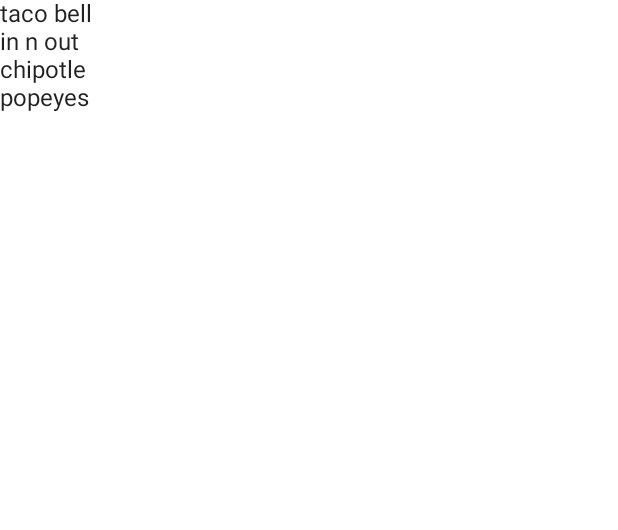
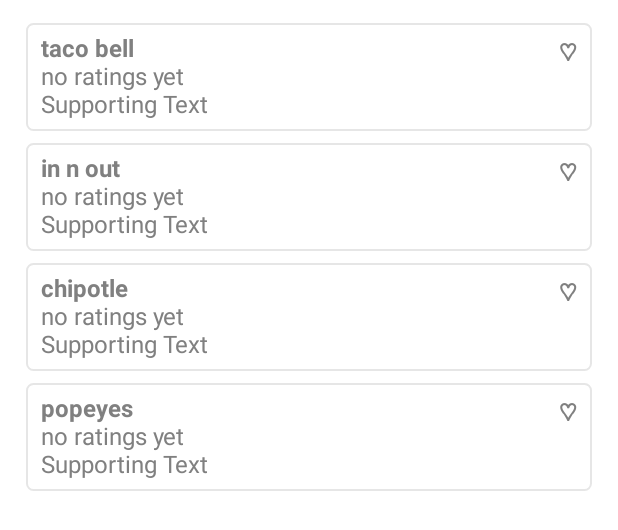
Before and after one commit to vlazzle/lunch, an Android app built with Jetpack Compose: the @Preview function DefaultPreview, on a phone screen of 412 x 824 dp. Shown: the top 530 px of the screen. Run offline under Robolectric (Android 15) with nearby library versions, the phone set to English and light mode, and no system bars; our stand-ins replace Dagger/Hilt's generated code.

Commit message:
start fleshing out place list item

```diff
--- a/app/src/main/java/com/alltrails/lunch/backend/NearbySearchResponse.kt
+++ b/app/src/main/java/com/alltrails/lunch/backend/NearbySearchResponse.kt
@@ -23,6 +23,9 @@ data class NearbySearchResponse(
         val name: String?,
         val geometry: Geometry? = null,
         val place_id: String? = null,
+        val rating: Float? = null,
+        val user_ratings_total: Int? = null,
+        val price_level: Int? = null,
     ) {
         data class Geometry (
             val location: Location
--- a/app/src/main/java/com/alltrails/lunch/list/MainActivity.kt
+++ b/app/src/main/java/com/alltrails/lunch/list/MainActivity.kt
@@ -6,24 +6,34 @@ import android.os.Bundle
 import androidx.activity.ComponentActivity
 import androidx.activity.compose.setContent
 import androidx.activity.result.contract.ActivityResultContracts
-import androidx.compose.foundation.layout.fillMaxSize
+import androidx.compose.foundation.background
+import androidx.compose.foundation.border
+import androidx.compose.foundation.layout.*
 import androidx.compose.foundation.lazy.LazyColumn
 import androidx.compose.foundation.lazy.items
+import androidx.compose.foundation.shape.RoundedCornerShape
 import androidx.compose.material.MaterialTheme
 import androidx.compose.material.Surface
 import androidx.compose.material.Text
 import androidx.compose.runtime.Composable
 import androidx.compose.runtime.rxjava3.subscribeAsState
+import androidx.compose.ui.Alignment
 import androidx.compose.ui.Modifier
+import androidx.compose.ui.graphics.Color
 import androidx.compose.ui.res.stringResource
+import androidx.compose.ui.text.font.FontWeight
 import androidx.compose.ui.tooling.preview.Preview
+import androidx.compose.ui.unit.dp
 import androidx.core.content.ContextCompat
 import androidx.lifecycle.ViewModelProvider
 import com.alltrails.lunch.R
 import com.alltrails.lunch.backend.NearbySearchResponse
 import com.alltrails.lunch.core.Lce
+import com.alltrails.lunch.ui.theme.DarkYellow
+import com.alltrails.lunch.ui.theme.LightGray
 import com.alltrails.lunch.ui.theme.LunchTheme
 import dagger.hilt.android.AndroidEntryPoint
+import java.util.*
 
 @AndroidEntryPoint
 class MainActivity : ComponentActivity() {
@@ -109,10 +119,82 @@ private fun PlacesInitial(locationPermissionDenied: Boolean) {
 
 @Composable
 private fun PlacesContent(places: List<NearbySearchResponse.Place>) {
-    LazyColumn {
+    LazyColumn(
+        contentPadding = PaddingValues(vertical = 15.dp),
+        verticalArrangement = Arrangement.spacedBy(8.dp),
+        modifier = Modifier.padding(horizontal = 17.dp)
+    ) {
         items(places) { place ->
-            Text(text = place.name ?: stringResource(R.string.unnamed_place))
+            Box(
+                modifier = Modifier
+                    .background(color = Color.White, shape = RoundedCornerShape(5.dp))
+                    .border(width = 1.dp, color = LightGray, shape = RoundedCornerShape(5.dp))
+                    .padding(vertical = 8.dp, horizontal = 10.dp)
+                    .fillMaxWidth()
+            ) {
+                Row {
+                    // TODO: photo
+                    Column {
+                        Text(
+                            text = place.name ?: stringResource(R.string.unnamed_place),
+                            fontWeight = FontWeight.Bold
+                        )
+                        StarRating(
+                            rating = place.rating,
+                            userRatingsTotal = place.user_ratings_total
+                        )
+                        Price(
+                            priceLevel = place.price_level,
+                            // TODO: supporting text
+                            supportingText = "Supporting Text"
+                        )
+                    }
+                }
+                // TODO: heart button
+                Text(
+                    text = "\u2661",
+                    fontWeight = FontWeight.Bold,
+                    modifier = Modifier.align(Alignment.TopEnd)
+                )
+            }
         }
+    }
+}
+
+@Composable
+private fun StarRating(rating: Float?, userRatingsTotal: Int?) {
+    Row {
+        if (rating != null && (userRatingsTotal ?: 0) > 0) {
+            // TODO: half stars
+            Text(text = "\u2605".repeat(rating.toInt()),
+                color = DarkYellow)
+            Text(text = "\u2605".repeat(5 - rating.toInt()),
+                color = LightGray)
+
+            if (userRatingsTotal != null) {
+                Text(text = "($userRatingsTotal)",
+                    modifier = Modifier.padding(start = 5.dp))
+            }
+        } else {
+            Text(text = stringResource(R.string.no_ratings_yet))
+        }
+    }
+}
+
+@Composable
+private fun Price(priceLevel: Int?, supportingText: String?) {
+    val text = mutableListOf<String>()
+    if (priceLevel != null) {
+        text.add(Currency.getInstance(Locale.getDefault()).symbol.repeat(priceLevel))
+    }
+    if (!supportingText.isNullOrBlank()) {
+        if (priceLevel != null) {
+            text.add(" \u2022 ")
+        }
+        text.add(supportingText)
+    }
+    if (text.isNotEmpty()) {
+        Text(text = text.joinToString(""))
     }
 }
 
--- a/app/src/main/java/com/alltrails/lunch/ui/theme/Color.kt
+++ b/app/src/main/java/com/alltrails/lunch/ui/theme/Color.kt
@@ -7,5 +7,9 @@ val Purple500 = Color(0xFF6200EE)
 val Purple700 = Color(0xFF3700B3)
 val Teal200 = Color(0xFF03DAC5)
 
+val DarkYellow = Color(0xFFF0D364)
+val LighterGray = Color(0xFFF8F8F8)
+val LightGray = Color(0xFFE6E6E6)
+val MediumGray = Color(0xFF808080)
 val LightGreen800 = Color(0xff558b2f)
 val AllTrailsGreen = Color(0xff428a13)
--- a/app/src/main/java/com/alltrails/lunch/ui/theme/Theme.kt
+++ b/app/src/main/java/com/alltrails/lunch/ui/theme/Theme.kt
@@ -1,24 +1,16 @@
 package com.alltrails.lunch.ui.theme
 
-import androidx.compose.foundation.isSystemInDarkTheme
 import androidx.compose.material.MaterialTheme
-import androidx.compose.material.darkColors
 import androidx.compose.material.lightColors
 import androidx.compose.runtime.Composable
-
-private val DarkColorPalette = darkColors(
-    primary = Purple200,
-    primaryVariant = Purple700,
-    secondary = Teal200
-)
 
 private val LightColorPalette = lightColors(
     primary = Purple500,
     primaryVariant = Purple700,
-    secondary = Teal200
+    secondary = Teal200,
+    background = LighterGray,
 
     /* Other default colors to override
-    background = Color.White,
     surface = Color.White,
     onPrimary = Color.White,
     onSecondary = Color.Black,
@@ -28,15 +20,9 @@ private val LightColorPalette = lightColors(
 )
 
 @Composable
-fun LunchTheme(darkTheme: Boolean = isSystemInDarkTheme(), content: @Composable () -> Unit) {
-    val colors = if (darkTheme) {
-        DarkColorPalette
-    } else {
-        LightColorPalette
-    }
-
+fun LunchTheme(content: @Composable () -> Unit) {
     MaterialTheme(
-        colors = colors,
+        colors = LightColorPalette,
         typography = Typography,
         shapes = Shapes,
         content = content
--- a/app/src/main/java/com/alltrails/lunch/ui/theme/Type.kt
+++ b/app/src/main/java/com/alltrails/lunch/ui/theme/Type.kt
@@ -11,7 +11,8 @@ val Typography = Typography(
     body1 = TextStyle(
         fontFamily = FontFamily.Default,
         fontWeight = FontWeight.Normal,
-        fontSize = 16.sp
+        fontSize = 16.sp,
+        color = MediumGray,
     )
     /* Other default text styles to override
     button = TextStyle(
--- a/app/src/main/res/values/strings.xml
+++ b/app/src/main/res/values/strings.xml
@@ -12,4 +12,5 @@
     <string name="awaiting_location">awaiting location…</string>
     <string name="location_permission_denied">To show nearby places, please grant me location permission.</string>
     <string name="unnamed_place">unnamed place</string>
+    <string name="no_ratings_yet">no ratings yet</string>
 </resources>
```
